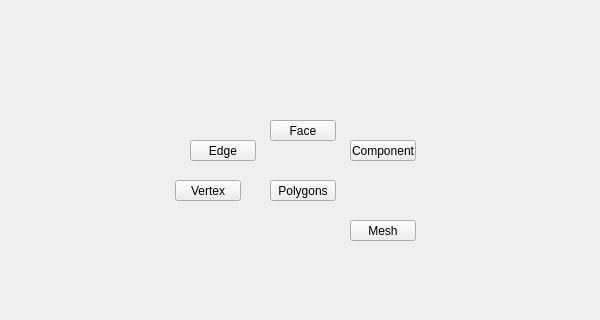
Before: the Qt Designer form ui/level_2/polygons_submenu.ui in m3trik/Scripts_portable, drawn with Qt 5; both pictures show x 0 to 600 and y 110 to 430 of the 600 by 600 pixel window.
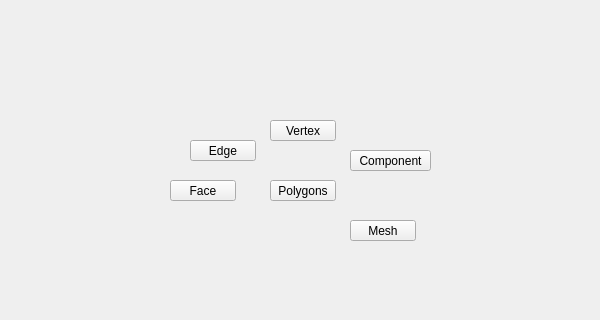
After: the same form once the commit is applied.

The edit to the form file:
```diff
--- a/ui/level_2/polygons_submenu.ui
+++ b/ui/level_2/polygons_submenu.ui
@@ -115,8 +115,8 @@
    <widget class="QPushButton" name="i000">
     <property name="geometry">
      <rect>
-      <x>175</x>
-      <y>290</y>
+      <x>270</x>
+      <y>230</y>
       <width>66</width>
       <height>21</height>
      </rect>
@@ -171,8 +171,8 @@
    <widget class="QPushButton" name="i003">
     <property name="geometry">
      <rect>
-      <x>270</x>
-      <y>230</y>
+      <x>170</x>
+      <y>290</y>
       <width>66</width>
       <height>21</height>
      </rect>
@@ -200,8 +200,8 @@
     <property name="geometry">
      <rect>
       <x>350</x>
-      <y>250</y>
-      <width>66</width>
+      <y>260</y>
+      <width>81</width>
       <height>21</height>
      </rect>
     </property>
```
